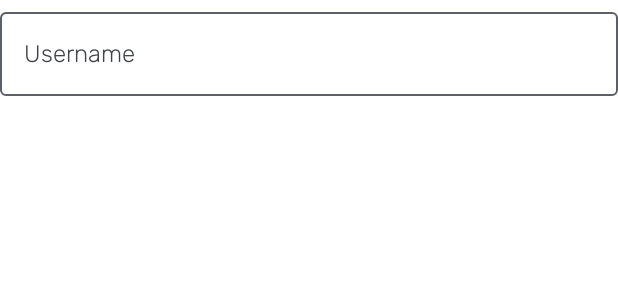
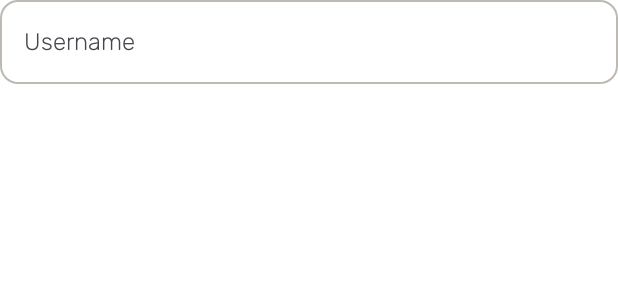
Before and after one commit to isacetin/job_posting, an Android app built with Jetpack Compose: the @Preview function JobTextFieldPreview, on a phone screen of 412 x 824 dp. Shown: the top 300 px of the screen. Run offline under Robolectric (Android 15) with nearby library versions, the phone set to English and light mode, and no system bars.

Commit message:
Textfield tasarım degisikliği yapılıd

```diff
--- a/app/src/main/java/com/isacetin/jopposting/components/field/JobTextField.kt
+++ b/app/src/main/java/com/isacetin/jopposting/components/field/JobTextField.kt
@@ -1,29 +1,36 @@
 package com.isacetin.jopposting.components.field
 
+import androidx.compose.foundation.BorderStroke
+import androidx.compose.foundation.border
 import androidx.compose.foundation.layout.Column
 import androidx.compose.foundation.layout.fillMaxWidth
 import androidx.compose.foundation.layout.padding
+import androidx.compose.foundation.shape.RoundedCornerShape
 import androidx.compose.foundation.text.KeyboardActions
 import androidx.compose.foundation.text.KeyboardOptions
 import androidx.compose.material3.Icon
 import androidx.compose.material3.IconButton
-import androidx.compose.material3.OutlinedTextField
 import androidx.compose.material3.Text
+import androidx.compose.material3.TextField
+import androidx.compose.material3.TextFieldDefaults
 import androidx.compose.runtime.Composable
 import androidx.compose.runtime.getValue
 import androidx.compose.runtime.mutableStateOf
 import androidx.compose.runtime.remember
 import androidx.compose.runtime.setValue
 import androidx.compose.ui.Modifier
+import androidx.compose.ui.graphics.Color
 import androidx.compose.ui.res.painterResource
+import androidx.compose.ui.text.TextStyle
 import androidx.compose.ui.text.input.PasswordVisualTransformation
 import androidx.compose.ui.text.input.TextFieldValue
 import androidx.compose.ui.text.input.VisualTransformation
 import androidx.compose.ui.tooling.preview.Preview
 import androidx.compose.ui.unit.dp
 import com.isacetin.jopposting.R
+import com.isacetin.jopposting.ui.theme.DarkGray
 import com.isacetin.jopposting.ui.theme.Error
-import com.isacetin.jopposting.ui.theme.JopPostingTheme
+import com.isacetin.jopposting.ui.theme.Gray
 import com.isacetin.jopposting.ui.theme.customTypography
 
 @Composable
@@ -38,18 +45,23 @@ fun JobTextField(
 ) {
     var errorMessage by remember { mutableStateOf<String?>(null) }
     var isPasswordVisible by remember { mutableStateOf<Boolean>(isPasswordField) }
-
     Column(
         modifier = Modifier.fillMaxWidth()
     ) {
-        OutlinedTextField(
-            modifier = Modifier.fillMaxWidth(),
+        TextField(
+            modifier =
+                Modifier
+                    .fillMaxWidth()
+                    .border(
+                        BorderStroke(width = 1.dp, color = Gray),
+                        shape = RoundedCornerShape(12.dp)
+                    ),
             value = value,
             onValueChange = {
                 onValueChange.invoke(it)
                 errorMessage = validator.invoke(it.text)
             },
-            label = { Text(text = label, style = customTypography.titleSmall) },
+            placeholder = { Text(text = label, style = customTypography.titleSmall) },
             keyboardActions = keyboardActions,
             keyboardOptions = keyboardOptions,
             trailingIcon = {
@@ -75,14 +87,29 @@ fun JobTextField(
                 } else {
                     PasswordVisualTransformation()
                 },
-            isError = errorMessage != null
+            isError = errorMessage != null,
+            colors =
+                TextFieldDefaults.colors().copy(
+                    cursorColor = Color.Black,
+                    disabledLabelColor = Color.White,
+                    focusedIndicatorColor = Color.Transparent,
+                    unfocusedIndicatorColor = Color.Transparent,
+                    focusedContainerColor = Color.White,
+                    unfocusedContainerColor = Color.White,
+                    errorContainerColor = Color.White,
+                    disabledContainerColor = Color.White,
+                    errorIndicatorColor = Color.Transparent,
+                    errorTextColor = Error
+                ),
+            shape = RoundedCornerShape(12.dp),
+            textStyle = TextStyle.Default.copy(color = DarkGray)
         )
 
         errorMessage?.let {
             Text(
-                modifier = Modifier.padding(start = 3.dp, top = 2.dp),
+                modifier = Modifier.padding(start = 6.dp, top = 4.dp),
                 text = it,
-                style = customTypography.labelMedium,
+                style = customTypography.bodySmall,
                 color = Error
             )
         }
@@ -92,7 +119,6 @@ fun JobTextField(
 @Preview(showBackground = true)
 @Composable
 private fun JobTextFieldPreview() {
-    JopPostingTheme {
     JobTextField(
         label = "Username",
         value = TextFieldValue(""),
@@ -102,4 +128,3 @@ private fun JobTextFieldPreview() {
         }
     )
 }
-}
```
Also changed, not shown: app/src/main/java/com/isacetin/jopposting/components/scaffold/JopScaffold.kt (+4 -4 lines), app/src/main/java/com/isacetin/jopposting/scene/register/RegisterScene.kt (+6 -1 lines). Lines whose indentation alone changed are shown as unchanged.
